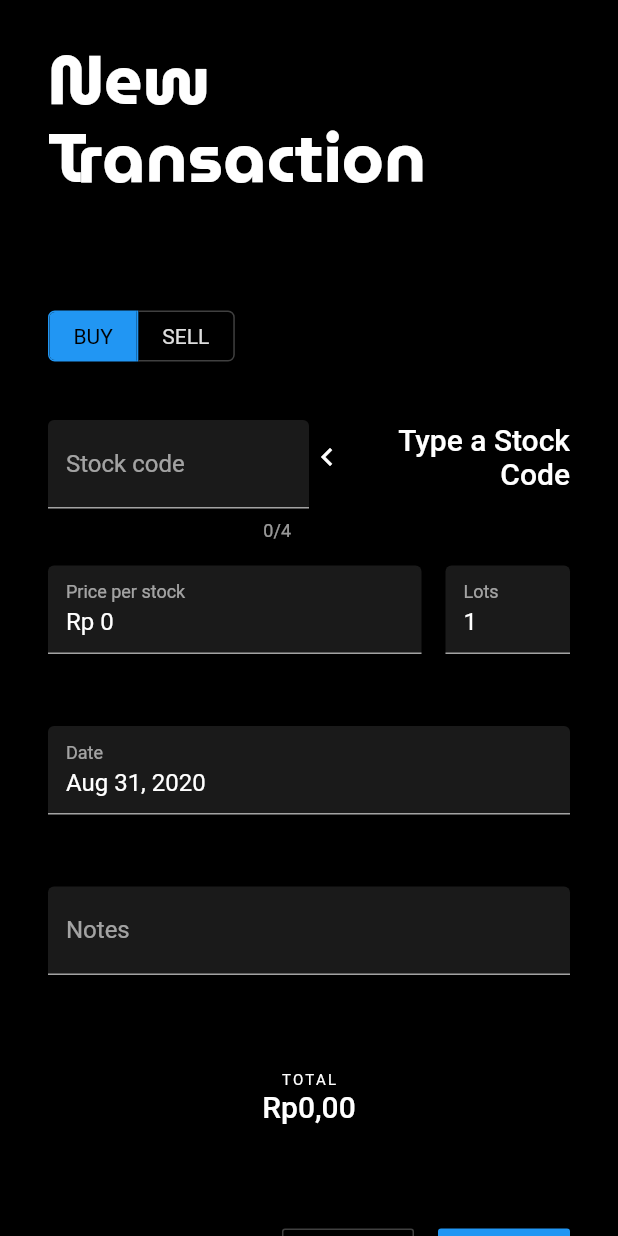
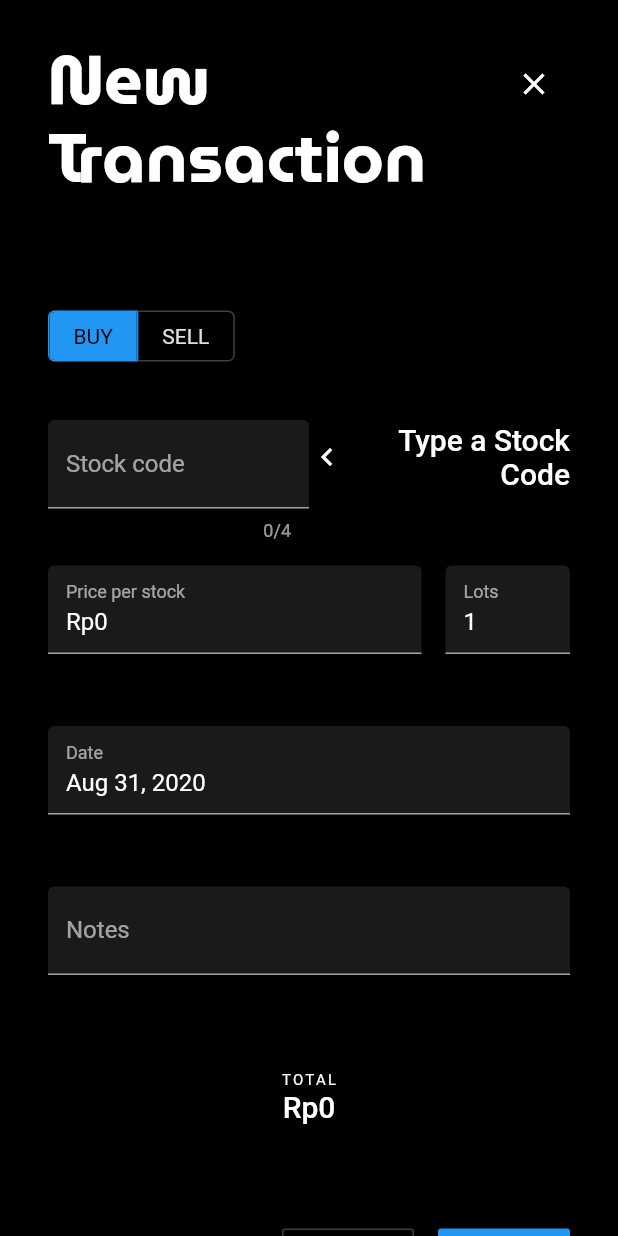
Before and after one commit to iBlueDust/Stocktrak, a Flutter app: the screen it shows after launch, after a tap on the "add" icon, on a phone screen of 412 x 824 dp. Run offline on Flutter 3.47's test engine with Material 2 defaults, Android fonts, the phone set to English and light mode, and no system bars; our stand-ins replace flutter_masked_text, permission_handler, pull_to_refresh, sembast, shared_preferences, shimmer; missing offline and left inert: enum_to_string; network calls fail.

Commit message:
Added Transaction Editting
Transactions can now be editted.

Owned Stocks now have better sync with  Transactions.
Owned Stocks also can be recalculated by long-pressing the Dashboard title text.

Fixed some bugs in Dashboard.

31/8/20

```diff
--- a/lib/pages/newtransactionpage.dart
+++ b/lib/components/transaction_form.dart
@@ -4,46 +4,30 @@ import 'package:flutter_masked_text/flutter_masked_text.dart' show MoneyMaskedTe
 import 'package:intl/intl.dart';
 import 'package:provider/provider.dart';
 import 'package:stocktrak/store/stock_manager.dart';
-import 'package:stocktrak/store/transaction_manager.dart';
 
 import 'package:stocktrak/utils/money.dart';
 import 'package:stocktrak/utils/transaction.dart';
 
-class NewTransactionPage extends StatelessWidget {
+class TransactionForm extends StatefulWidget {
+  final Function(Transaction, bool Function()) onSave;
+  final Function(bool) onCancel;
+  final Transaction initValue;
+
+  TransactionForm({
+    Key key,
+    this.initValue,
+    this.onSave,
+    this.onCancel,
+  }) : super(key: key);
+
   @override
-  Widget build(BuildContext context) {
-    final theme = Theme.of(context);
-
-    return Scaffold(
-      backgroundColor: theme.backgroundColor,
-      body: SafeArea(
-        child: SingleChildScrollView(
-          scrollDirection: Axis.vertical,
-          child: Padding(
-            padding: const EdgeInsets.all(32.0),
-            child: Column(
-              mainAxisSize: MainAxisSize.min,
-              crossAxisAlignment: CrossAxisAlignment.start,
-              children: <Widget>[
-                Text("New Transaction", style: theme.textTheme.headline3),
-                SizedBox(height: 64.0),
-                TransactionForm(),
-              ],
-            ),
-          ),
-        ),
-      ),
-    );
-  }
+  State<StatefulWidget> createState() => TransactionFormState();
 }
 
-class TransactionForm extends StatefulWidget {
-  @override
-  State<StatefulWidget> createState() => _TransactionFormState();
-}
+class TransactionFormState extends State<TransactionForm> {
+  final _formKey = GlobalKey<FormState>();
 
-class _TransactionFormState extends State<TransactionForm> {
-  final _formKey = GlobalKey<FormState>();
+  int _id;
 
   TransactionType _type = TransactionType.Buy;
 
@@ -55,21 +39,49 @@ class _TransactionFormState extends State<TransactionForm> {
 
   MoneyMaskedTextController _pricePerStockController;
 
-  DateTime _date = DateTime.now();
+  DateTime _date;
   TextEditingController _dateFieldController;
 
   String _notes = '';
+
+  Transaction get transaction => Transaction(
+        id: _id,
+        date: _date,
+        lots: _lots,
+        pricePerStock: _pricePerStock,
+        stock: _stock,
+        type: _type,
+        notes: _notes,
+      );
+
+  bool _edited = false;
 
   @override
   void initState() {
     super.initState();
 
+    var today = DateTime.now();
+    today = DateTime(today.year, today.month, today.day);
+
+    // Copy init value from widget
+    _id = widget.initValue?.id ?? _id;
+    _type = widget.initValue?.type ?? _type;
+    _pricePerStock = widget.initValue?.pricePerStock ?? _pricePerStock;
+    _lots = widget.initValue?.lots ?? _lots;
+    _stock = widget.initValue?.stock ?? _stock;
+    _date = widget.initValue?.date ?? today;
+    _notes = widget.initValue?.notes ?? _notes;
+
+    // Controlers
     _pricePerStockController = MoneyMaskedTextController(
-      leftSymbol: 'Rp ',
+      leftSymbol: 'Rp',
       precision: 0,
       decimalSeparator: '',
-      thousandSeparator: ',',
-    )..addListener(() {
+      thousandSeparator: '.',
+    )
+      // Make sure to update before attaching a listener
+      ..updateValue(_pricePerStock.toDouble())
+      ..addListener(() {
         setState(() => _pricePerStock = Money.fromDouble(_pricePerStockController.numberValue));
       });
     _dateFieldController = TextEditingController();
@@ -126,11 +138,14 @@ class _TransactionFormState extends State<TransactionForm> {
                   builder: (context, manager, _) => TextFormField(
                     textCapitalization: TextCapitalization.characters,
                     maxLength: 4,
+                    initialValue: _stock,
                     decoration: InputDecoration(
                       filled: true,
                       labelText: 'Stock code',
                     ),
                     onChanged: (stock) {
+                      _edited = true;
+
                       setState(() {
                         _stock = stock.toUpperCase();
                         final price = manager.stockPrice(_stock);
@@ -173,6 +188,9 @@ class _TransactionFormState extends State<TransactionForm> {
                       filled: true,
                       labelText: 'Price per stock',
                     ),
+                    onChanged: (_) {
+                      _edited = true;
+                    },
                     controller: _pricePerStockController,
                     keyboardType: TextInputType.number,
                     validator: (_) {
@@ -186,7 +204,7 @@ class _TransactionFormState extends State<TransactionForm> {
                 child: ConstrainedBox(
                   constraints: BoxConstraints(minWidth: 64),
                   child: TextFormField(
-                    initialValue: '1',
+                    initialValue: _lots.toString(),
                     decoration: InputDecoration(
                       filled: true,
                       labelText: 'Lots',
@@ -195,7 +213,10 @@ class _TransactionFormState extends State<TransactionForm> {
                       WhitelistingTextInputFormatter.digitsOnly,
                     ],
                     keyboardType: TextInputType.number,
-                    onChanged: (text) => setState(() => _lots = text.isEmpty ? 0 : int.parse(text)),
+                    onChanged: (text) {
+                      _edited = true;
+                      setState(() => _lots = text.isEmpty ? 0 : int.parse(text));
+                    },
                     validator: (_) => _lots < 0 ? 'Lots cannot be negative' : null,
                   ),
                 ),
@@ -210,9 +231,7 @@ class _TransactionFormState extends State<TransactionForm> {
             ),
             keyboardType: TextInputType.datetime,
             readOnly: true,
-            onTap: () {
-              _showDatePicker(context);
-            },
+            onTap: () => _showDatePicker(context),
             controller: _dateFieldController,
             validator: (_) => _date == null ? 'Date is required' : null,
           ),
@@ -222,10 +241,14 @@ class _TransactionFormState extends State<TransactionForm> {
               filled: true,
               labelText: 'Notes',
             ),
+            initialValue: _notes,
             keyboardType: TextInputType.multiline,
             maxLines: 10,
             minLines: 1,
-            onChanged: (text) => _notes = text,
+            onChanged: (text) {
+              _edited = true;
+              _notes = text;
+            },
           ),
           Padding(
             padding: const EdgeInsets.symmetric(vertical: 64),
@@ -247,21 +270,16 @@ class _TransactionFormState extends State<TransactionForm> {
           ),
           Row(mainAxisAlignment: MainAxisAlignment.end, children: [
             OutlineButton(
-              onPressed: () {
-                _showCancelDialog(context);
-              },
+              onPressed: cancel,
               child: Text('Cancel'),
               borderSide: BorderSide(
                 color: theme.buttonColor,
               ),
             ),
             SizedBox(width: 16),
-            Consumer<TransactionManager>(
-              builder: (context, manager, child) => FlatButton(
-                color: theme.accentColor,
-                onPressed: () => _save(context, manager),
-                child: child,
-              ),
+            FlatButton(
+              color: theme.accentColor,
+              onPressed: this.save,
               child: Text('Save'),
             ),
           ])
@@ -270,31 +288,12 @@ class _TransactionFormState extends State<TransactionForm> {
     );
   }
 
-  Future<void> _showCancelDialog(BuildContext context) {
-    final theme = Theme.of(context);
+  void save() {
+    widget.onSave(transaction, this._formKey.currentState.validate);
+  }
 
-    return showDialog(
-      context: context,
-      builder: (context) => AlertDialog(
-        title: Text('Discard changes?'),
-        content: Text('Your changes will not be saved!'),
-        actions: <Widget>[
-          FlatButton(
-            onPressed: () {
-              Navigator.pop(context);
-              Navigator.pop(context);
-            },
-            child: Text("OK"),
-          ),
-          FlatButton(
-            color: theme.accentColor,
-            onPressed: () => Navigator.pop(context),
-            child: Text('Nevermind'),
-          ),
-          SizedBox(width: 0),
-        ],
-      ),
-    );
+  void cancel() {
+    widget.onCancel(_edited);
   }
 
   void _updateDateField() {
@@ -309,40 +308,15 @@ class _TransactionFormState extends State<TransactionForm> {
       lastDate: DateTime(6000),
     );
 
+    if (date != _date) ;
+    _edited = true;
+
     if (date != null) {
       setState(() {
         this._date = date;
         _updateDateField();
       });
     }
-  }
-
-  Future<void> _save(BuildContext context, TransactionManager manager) async {
-    if (this._formKey.currentState.validate()) {
-      await manager.addTransaction(
-        Transaction(
-          date: _date,
-          lots: _lots,
-          pricePerStock: _pricePerStock,
-          stock: _stock,
-          type: _type,
-          notes: _notes,
-        ),
-      );
-
-      Scaffold.of(context).showSnackBar(
-        SnackBar(
-          content: Text("Saved!"),
-        ),
-      );
-
-      Navigator.pop(context);
-    } else
-      Scaffold.of(context).showSnackBar(
-        SnackBar(
-          content: Text("Error!"),
-        ),
-      );
   }
 }
 
--- a/lib/main.dart
+++ b/lib/main.dart
@@ -2,7 +2,8 @@ import 'package:flutter/material.dart';
 import 'package:provider/provider.dart';
 
 import 'package:stocktrak/pages/homepage.dart';
-import 'package:stocktrak/pages/newtransactionpage.dart';
+import 'package:stocktrak/pages/new_transaction_page.dart';
+import 'package:stocktrak/pages/edit_transaction_page.dart';
 import 'package:stocktrak/store/stock_manager.dart';
 import 'package:stocktrak/store/transaction_manager.dart';
 
@@ -58,6 +59,7 @@ class MyApp extends StatelessWidget {
           routes: {
             '/': (context) => HomePage(),
             '/new-transaction': (context) => NewTransactionPage(),
+            '/edit-transaction': (context) => EditTransactionPage(),
           },
         ),
       ),
--- a/lib/pages/homepage.dart
+++ b/lib/pages/homepage.dart
@@ -8,7 +8,6 @@ import 'package:enum_to_string/enum_to_string.dart';
 
 import 'package:stocktrak/store/stock_manager.dart' show StockManager, TIMEOUT;
 import 'package:stocktrak/store/transaction_manager.dart';
-import 'package:stocktrak/utils/money.dart';
 import 'package:stocktrak/utils/owned_stock.dart';
 import 'package:stocktrak/utils/transaction.dart';
 
@@ -165,7 +164,10 @@ class _DashboardScreenState extends State<DashboardScreen> {
           mainAxisSize: MainAxisSize.min,
           crossAxisAlignment: CrossAxisAlignment.start,
           children: <Widget>[
-            Text("Dashboard", style: theme.textTheme.headline3),
+            GestureDetector(
+              onLongPress: () => _calculateOwnedStocks(context),
+              child: Text("Dashboard", style: theme.textTheme.headline3),
+            ),
             SizedBox(height: 32.0),
             Align(
               alignment: Alignment.topRight,
@@ -194,6 +196,22 @@ class _DashboardScreenState extends State<DashboardScreen> {
         ),
       ),
     );
+  }
+
+  Future<void> _calculateOwnedStocks(BuildContext context) async {
+    final scaffold = Scaffold.of(context);
+
+    scaffold.showSnackBar(SnackBar(
+      content: Text('Resetting dashboard'),
+    ));
+    _controller.requestRefresh();
+
+    final manager = Provider.of<TransactionManager>(context, listen: false);
+    await manager.calculateOwnedStocks();
+
+    scaffold.showSnackBar(SnackBar(
+      content: Text('Reset complete'),
+    ));
   }
 }
 
@@ -231,17 +249,32 @@ class StockList extends StatelessWidget {
   @override
   Widget build(BuildContext context) {
     return Consumer<TransactionManager>(
-      builder: (context, manager, _) => ListView(
+      builder: (context, manager, _) {
+        if (manager.ownedStocks?.length != 0) {
+          final stocks = manager.ownedStocks?.entries?.toList(growable: false) ?? [];
+          stocks.sort((a, b) => a.key.compareTo(b.key));
+
+          return ListView(
             shrinkWrap: true,
-        children: manager.ownedStocks?.entries
-                ?.map((entry) => StockListItem(
+            children: stocks
+                .map((entry) => StockListItem(
                       stockCode: entry.key,
                       ownedStock: entry.value,
                       viewType: viewType,
                     ))
-                ?.toList() ??
-            [],
+                .toList(growable: false),
+          );
+        } else {
+          return Expanded(
+            child: Center(
+              child: Text(
+                'Dashboard will be available once there are transactions.\nTap the "+" button to add',
+                textAlign: TextAlign.center,
               ),
+            ),
+          );
+        }
+      },
     );
   }
 }
@@ -306,19 +339,25 @@ class StockListItem extends StatelessWidget {
                       }
                     } else {
                       return Text(
-                        'Error',
+                        'ERROR',
                         style: theme.textTheme.overline.copyWith(color: theme.errorColor),
                       );
                     }
                   }
                 },
               ),
+              Text('CAP: ' + ownedStock.nettCost.toString(), style: theme.textTheme.overline),
             ],
           ),
-          Consumer<StockManager>(
-            builder: (context, stockManager, _) {
+          Consumer<StockManager>(builder: (context, manager, _) => _buildStockDelta(context, manager)),
+        ],
+      ),
+    );
+  }
+
+  Widget _buildStockDelta(BuildContext context, StockManager manager) {
     final theme = Theme.of(context);
-              final stockPrice = stockManager.stockPrice(stockCode);
+    final stockPrice = manager.stockPrice(stockCode);
 
     if (stockPrice == null)
       return Shimmer.fromColors(
@@ -348,7 +387,7 @@ class StockListItem extends StatelessWidget {
 
     switch (viewType) {
       case _DashboardViewType.PercentDelta:
-                  final percentDelta = (currentPrice / ownedStock.nettCost).toDouble() * 100 - 100;
+        final percentDelta = (currentPrice.toDouble() / ownedStock.nettCost.toDouble()) * 100 - 100;
         return Text(
           '$sign${percentDelta.toStringAsFixed(2)}%',
           style: theme.textTheme.headline6.copyWith(color: color),
@@ -359,11 +398,6 @@ class StockListItem extends StatelessWidget {
           style: theme.textTheme.headline6.copyWith(color: color),
         );
     }
-            },
-          ),
-        ],
-      ),
-    );
   }
 }
 
@@ -392,7 +426,7 @@ class TransactionList extends StatelessWidget {
               return TransactionListItem(
                 transaction,
                 key: Key(transaction.id.toRadixString(16)),
-                onTap: () => _editTransactionAt(index, context),
+                onTap: () => _editTransaction(transaction, context),
                 onLongPress: () => _showOptionsDialog(index, manager, context),
               );
             },
@@ -414,7 +448,8 @@ class TransactionList extends StatelessWidget {
             children: <Widget>[
               SimpleDialogOption(
                 onPressed: () {
-                  _editTransactionAt(index, context);
+                  final manager = Provider.of<TransactionManager>(context, listen: false);
+                  _editTransaction(manager.transactionAt(index), context);
                   Navigator.pop(dialogContext);
                 },
                 child: const Text('Edit'),
@@ -431,8 +466,8 @@ class TransactionList extends StatelessWidget {
         });
   }
 
-  Future<void> _editTransactionAt(int index, BuildContext context) {
-    return Navigator.pushNamed(context, 'edit-transaction', arguments: index);
+  Future<void> _editTransaction(Transaction transaction, BuildContext context) {
+    return Navigator.pushNamed(context, '/edit-transaction', arguments: transaction);
   }
 
   Future<void> _deleteTransactionAt(int index, TransactionManager manager, BuildContext context) async {
--- /dev/null
+++ b/lib/pages/new_transaction_page.dart
@@ -0,0 +1,110 @@
+import 'package:flutter/foundation.dart' show kDebugMode;
+import 'package:flutter/material.dart';
+import 'package:provider/provider.dart';
+
+import 'package:stocktrak/components/transaction_form.dart';
+import 'package:stocktrak/store/transaction_manager.dart';
+import 'package:stocktrak/utils/transaction.dart';
+
+class NewTransactionPage extends StatelessWidget {
+  final _formKey = GlobalKey<TransactionFormState>(debugLabel: 'NewTransactionPage TransactionForm');
+
+  @override
+  Widget build(BuildContext context) {
+    final theme = Theme.of(context);
+
+    return Scaffold(
+      backgroundColor: theme.backgroundColor,
+      body: SafeArea(
+        child: SingleChildScrollView(
+          scrollDirection: Axis.vertical,
+          child: Padding(
+            padding: const EdgeInsets.all(32.0),
+            child: Column(
+              mainAxisSize: MainAxisSize.min,
+              crossAxisAlignment: CrossAxisAlignment.start,
+              children: <Widget>[
+                Row(
+                  mainAxisAlignment: MainAxisAlignment.spaceBetween,
+                  crossAxisAlignment: CrossAxisAlignment.start,
+                  children: [
+                    Expanded(
+                      child: Text("New Transaction", style: theme.textTheme.headline3),
+                    ),
+                    IconButton(
+                      icon: Icon(Icons.close),
+                      onPressed: () => _formKey.currentState.cancel(),
+                    )
+                  ],
+                ),
+                SizedBox(height: 64.0),
+                LayoutBuilder(
+                  builder: (context, _) => TransactionForm(
+                    key: _formKey,
+                    onCancel: (isEdited) {
+                      if (isEdited)
+                        _showCancelDialog(context);
+                      else
+                        Navigator.pop(context);
+                    },
+                    onSave: (transaction, validate) => _save(context, transaction, validate),
+                  ),
+                ),
+              ],
+            ),
+          ),
+        ),
+      ),
+    );
+  }
+
+  Future<void> _save(BuildContext context, Transaction transaction, bool Function() validate) async {
+    final manager = Provider.of<TransactionManager>(context, listen: false);
+
+    if (validate()) {
+      try {
+        await manager.addTransaction(transaction);
+
+        Scaffold.of(context).showSnackBar(
+          SnackBar(
+            content: Text("Saved!"),
+          ),
+        );
+        Navigator.pop(context);
+      } catch (error) {
+        if (kDebugMode) print(error);
+      }
+    }
+    Scaffold.of(context).showSnackBar(
+      SnackBar(
+        content: Text("Error!"),
+      ),
+    );
+  }
+
+  Future<void> _showCancelDialog(BuildContext context) {
+    final theme = Theme.of(context);
+
+    return showDialog(
+      context: context,
+      builder: (dialogContext) => AlertDialog(
+        title: Text('Discard changes?'),
+        content: Text('Your changes will not be saved!'),
+        actions: <Widget>[
+          FlatButton(
+            onPressed: () {
+              Navigator.pop(context);
+            },
+            child: Text("OK"),
+          ),
+          FlatButton(
+            color: theme.accentColor,
+            onPressed: () => Navigator.pop(dialogContext),
+            child: Text('Nevermind'),
+          ),
+          SizedBox(width: 0),
+        ],
+      ),
+    );
+  }
+}
--- a/lib/store/transaction_manager.dart
+++ b/lib/store/transaction_manager.dart
@@ -33,25 +33,75 @@ class TransactionManager extends ChangeNotifier {
       final filePath = path.join(appDir.path, DB_FILENAME);
       db = await databaseFactoryIo.openDatabase(filePath, version: DB_VERSION);
 
+      print('Sembast DB initialized');
+
       await _fetchTransactions();
       print('Transactions retrieved');
-
-      print('Sembast DB initialized');
-
-      notifyListeners();
     } else if (kDebugMode) print("Storage permissions denied");
 
     try {
       await _decacheOwnedStocks();
-    } catch (_) {
+    } catch (error) {
       print("Owned Stocks not found in SharedPreferences");
-      await _calculateOwnedStocks();
+      if (kDebugMode) print(error);
+
+      await calculateOwnedStocks();
       await _cacheOwnedStocks();
     }
+    notifyListeners();
   }
 
   List<Transaction> transactions;
   Map<String, OwnedStock> ownedStocks;
+
+  Future<void> _cacheOwnedStocks() async {
+    return _pref.setString(
+        PK_OWNED_STOCKS, json.encode(ownedStocks.map((key, value) => MapEntry(key, value.toJson()))));
+  }
+
+  Future<void> _decacheOwnedStocks() async {
+    Map<String, dynamic> map = json.decode(_pref.getString(PK_OWNED_STOCKS));
+    ownedStocks = map.map((stockCode, value) => MapEntry(stockCode, OwnedStock.fromJson(value)));
+  }
+
+  void _accumulateOwnedStock(Transaction transaction) {
+    if (ownedStocks.containsKey(transaction.stock)) {
+      final ownedStock = ownedStocks[transaction.stock];
+      ownedStock.lots += transaction.type == TransactionType.Buy ? transaction.lots : -transaction.lots;
+      ownedStock.nettCost += transaction.type == TransactionType.Buy ? transaction.totalPrice : -transaction.totalPrice;
+    } else {
+      ownedStocks[transaction.stock] = OwnedStock(
+        lots: transaction.lots,
+        nettCost: transaction.type == TransactionType.Buy ? transaction.totalPrice : -transaction.totalPrice,
+      );
+    }
+
+    _cacheOwnedStocks().catchError((e) {
+      if (kDebugMode == true) print(e);
+    });
+  }
+
+  void _decumulateOwnedStock(Transaction transaction) {
+    if (ownedStocks.containsKey(transaction.stock)) {
+      final ownedStock = ownedStocks[transaction.stock];
+      ownedStock.lots -= transaction.type == TransactionType.Buy ? transaction.lots : -transaction.lots;
+      ownedStock.nettCost -= transaction.type == TransactionType.Buy ? transaction.totalPrice : -transaction.totalPrice;
+
+      if (ownedStock.lots <= 0) ownedStocks.remove(transaction.stock);
+    }
+
+    _cacheOwnedStocks().catchError((e) {
+      if (kDebugMode == true) print(e);
+    });
+  }
+
+  Future<void> calculateOwnedStocks() async {
+    ownedStocks = Map();
+
+    for (final t in transactions) {
+      _accumulateOwnedStock(t);
+    }
+  }
 
   Future<void> _fetchTransactions() async {
     final records = await store.find(db,
@@ -70,45 +120,7 @@ class TransactionManager extends ChangeNotifier {
     });
   }
 
-  Future<void> _cacheOwnedStocks() async {
-    return _pref.setString(
-        PK_OWNED_STOCKS, json.encode(ownedStocks.map((key, value) => MapEntry(key, value.toJson()))));
-  }
-
-  Future<void> _decacheOwnedStocks() async {
-    Map<String, Map<String, dynamic>> map = json.decode(_pref.getString(PK_OWNED_STOCKS));
-    ownedStocks = map.map((stockCode, value) => MapEntry(stockCode, OwnedStock.fromJson(value)));
-    notifyListeners();
-  }
-
-  Future<void> _calculateOwnedStocks() async {
-    ownedStocks = Map();
-
-    for (final t in transactions) {
-      _accumulateOwnedStock(t);
-    }
-    notifyListeners();
-  }
-
-  void _accumulateOwnedStock(Transaction transaction) {
-    if (ownedStocks.containsKey(transaction.stock)) {
-      final ownedStock = ownedStocks[transaction.stock];
-      ownedStock.lots += transaction.type == TransactionType.Buy ? transaction.lots : -transaction.lots;
-      ownedStock.nettCost += transaction.type == TransactionType.Buy ? transaction.totalPrice : -transaction.totalPrice;
-    } else {
-      ownedStocks[transaction.stock] = OwnedStock(
-        lots: transaction.lots,
-        nettCost: transaction.type == TransactionType.Buy ? transaction.totalPrice : -transaction.totalPrice,
-      );
-    }
-  }
-
-  Future<void> addTransaction(Transaction transaction) async {
-    await _init;
-    final key = await store.add(db, null);
-    transaction.id = key;
-    await store.record(key).put(db, transaction.toJson());
-
+  void _insertIntoTransactions(Transaction transaction) {
     final index = transactions.indexWhere(
       (element) =>
           element.date.isBefore(transaction.date) ||
@@ -119,14 +131,40 @@ class TransactionManager extends ChangeNotifier {
       transactions.add(transaction);
     else
       transactions.insert(index, transaction);
+  }
+
+  Future<void> addTransaction(Transaction transaction) async {
+    await _init;
+    final key = await store.add(db, null);
+    transaction.id = key;
+    await store.record(key).put(db, transaction.toJson());
+
+    _insertIntoTransactions(transaction);
 
     _accumulateOwnedStock(transaction);
+    notifyListeners();
+  }
+
+  Future<void> updateTransaction(Transaction transaction, [int key]) async {
+    await store.record(key ?? transaction.id).put(db, transaction.toJson());
+    final index = transactions.indexWhere((t) => transaction.id != t.id);
+
+    if (index == -1) {
+      _insertIntoTransactions(transaction);
+    } else {
+      // Old stock
+      _decumulateOwnedStock(transactions[index]);
+      transactions[index] = transaction;
+    }
+    _accumulateOwnedStock(transaction);
+
     notifyListeners();
   }
 
   Future<void> removeTransactionAt(int index) async {
     await store.record(transactions[index].id).delete(db);
     transactions.removeAt(index);
+    _decumulateOwnedStock(transactions[index]);
     notifyListeners();
   }
 
--- a/lib/utils/money.dart
+++ b/lib/utils/money.dart
@@ -46,7 +46,7 @@ class Money {
 
   double toDouble() => this.value / 100;
 
-  static final currencyFormat = NumberFormat("Rp#,##0.00", "id_ID");
+  static final currencyFormat = NumberFormat("Rp#,##0", "id_ID");
   String toString() {
     return currencyFormat.format(this.value / 100);
   }
```
Also changed, not shown: lib/pages/edit_transaction_page.dart (added, +93 -0 lines). Lines whose indentation alone changed are shown as unchanged.
